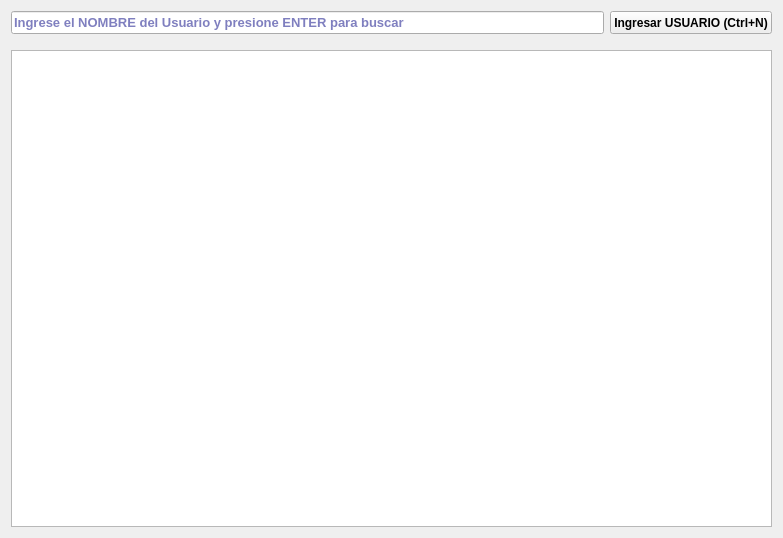
Qt form gui/listas/listaUsuarios.ui (shae-ra/sindicato) before a commit.
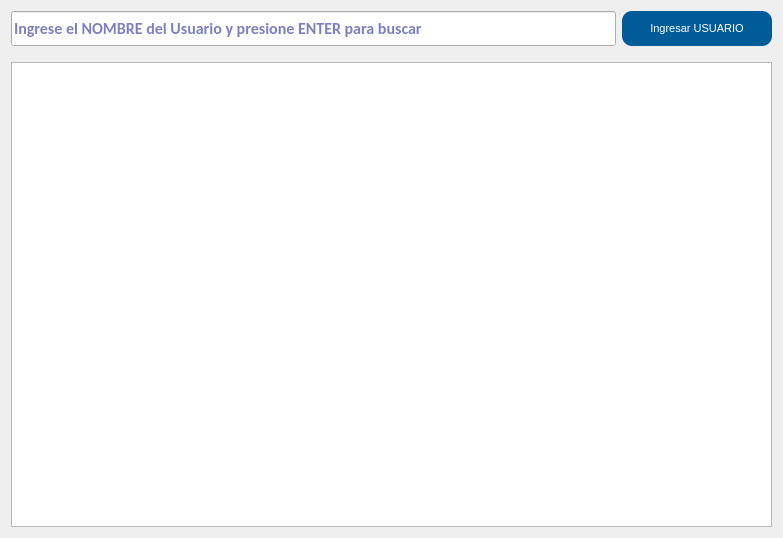
The same form after that commit. Icons and pictures are not drawn.

Diff of the .ui file:
```diff
--- a/gui/listas/listaUsuarios.ui
+++ b/gui/listas/listaUsuarios.ui
@@ -63,8 +63,8 @@
        </property>
        <property name="font">
         <font>
-         <family>Arial</family>
-         <pointsize>10</pointsize>
+         <family>Calibri</family>
+         <pointsize>12</pointsize>
          <weight>75</weight>
          <bold>true</bold>
         </font>
@@ -86,11 +86,17 @@
      <item row="0" column="2">
       <widget class="QPushButton" name="btn_nuevo">
        <property name="sizePolicy">
-        <sizepolicy hsizetype="Expanding" vsizetype="Fixed">
+        <sizepolicy hsizetype="Preferred" vsizetype="Preferred">
          <horstretch>0</horstretch>
          <verstretch>0</verstretch>
         </sizepolicy>
        </property>
+       <property name="minimumSize">
+        <size>
+         <width>150</width>
+         <height>35</height>
+        </size>
+       </property>
        <property name="maximumSize">
         <size>
          <width>200</width>
@@ -99,16 +105,24 @@
        </property>
        <property name="font">
         <font>
-         <family>Arial</family>
-         <weight>75</weight>
-         <bold>true</bold>
+         <family>MS Shell Dlg 2</family>
+         <pointsize>8</pointsize>
         </font>
        </property>
        <property name="styleSheet">
-        <string notr="true"/>
+        <string notr="true">#btn_nuevo{
+background-color:#005c99;
+color: #FFFFFF;
+border-radius: 10px;
+}
+
+#btn_nuevo:hover{
+background-color:#004d80;
+color: #FFFFFF;
+}</string>
        </property>
        <property name="text">
-        <string>Ingresar USUARIO (Ctrl+N)</string>
+        <string>Ingresar USUARIO</string>
        </property>
        <property name="icon">
         <iconset>
@@ -129,7 +143,8 @@
       <spacer name="horizontalSpacer">
        <property name="font">
         <font>
-         <family>Arial</family>
+         <family>Calibri</family>
+         <pointsize>12</pointsize>
          <weight>75</weight>
          <bold>true</bold>
         </font>
@@ -189,8 +204,8 @@
        </property>
        <property name="font">
         <font>
-         <family>Arial</family>
-         <pointsize>10</pointsize>
+         <family>Calibri</family>
+         <pointsize>12</pointsize>
          <weight>75</weight>
          <bold>true</bold>
         </font>
```
